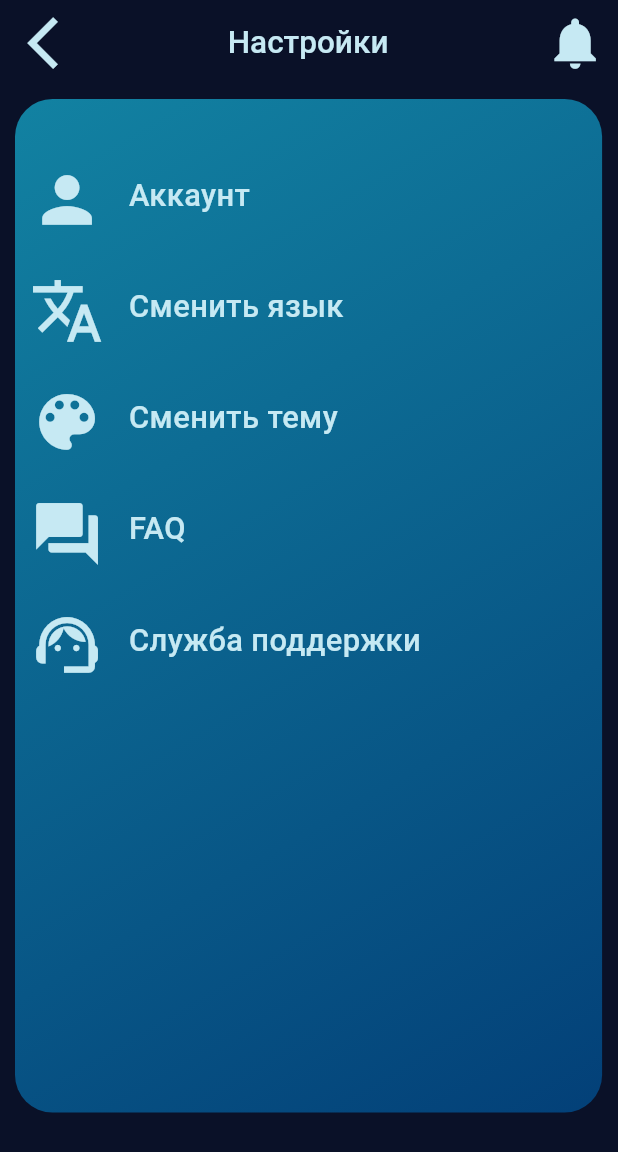
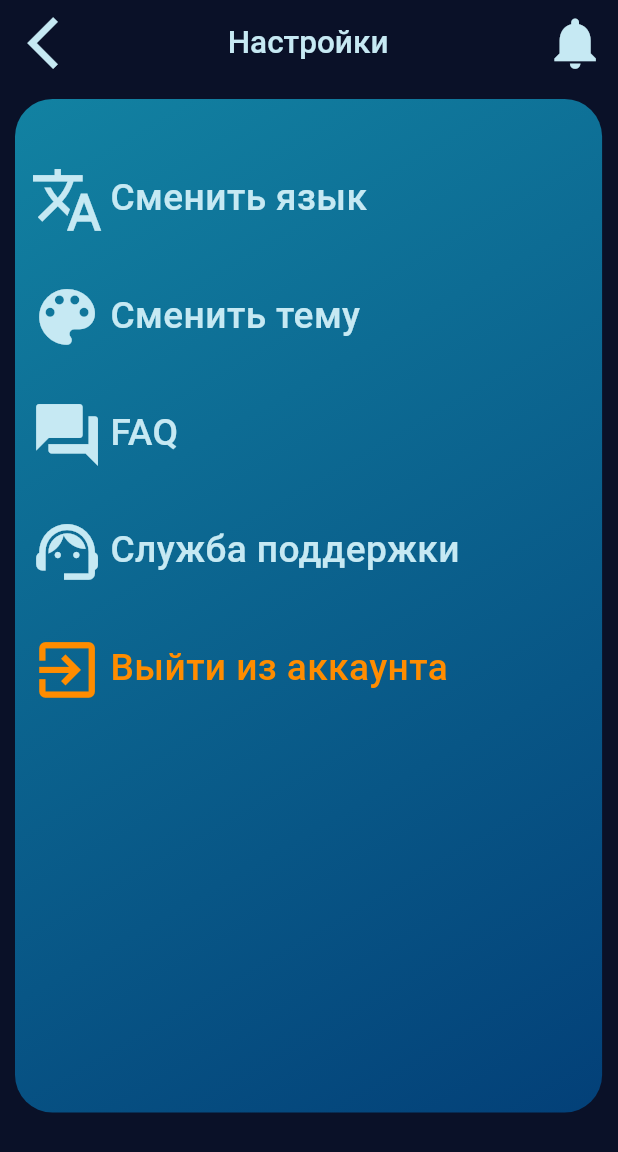
Before and after one commit to sardelkaaa/its_time, a Flutter app: the Settings screen opened by its route, on a phone screen of 412 x 824 dp. Shown: the top 1152 px of the screen. Run offline on Flutter 3.47's test engine with Material 3 defaults, Android fonts, the phone set to English and light mode, and no system bars; our stand-ins replace cloud_firestore, email_validator, firebase_auth, firebase_core, shared_preferences; accounts and stored records are empty.

Commit message:
authorization 91% + edit_task_delete_icon_color

```diff
--- a/lib/pages/editTask.dart
+++ b/lib/pages/editTask.dart
@@ -307,8 +307,7 @@ class EditTaskState extends State<EditTask> {
                       IconButton(
                         icon: const Icon(Icons.delete),
                         iconSize: MediaQuery.of(context).size.width * 0.125,
-                        color: Color(0xFFC04768),
-                        //Color(0xFFC6E9F3),
+                        color: Color(0xFFFF8C00),
                         onPressed: () {
                           TaskServices().deleteTask(taskId!).then((_) {
                             Navigator.popAndPushNamed(context, '/home');
--- a/lib/pages/settings.dart
+++ b/lib/pages/settings.dart
@@ -71,20 +71,20 @@ class BucketListSettings extends State<Settings> {
                     alignment: Alignment.topLeft,
                     child: InkWell(
                       onTap: () {
-                        Navigator.pushNamed(context, '/registration');
+
                       },
                       child: Container(
-                        width: MediaQuery.of(context).size.width * 0.6,
-                        height: MediaQuery.of(context).size.height * 0.05,
+                        width: MediaQuery.of(context).size.width * 0.56,
+                        height: MediaQuery.of(context).size.height * 0.055,
                         child: Row(
                           children: [
-                            Icon(Icons.person, size: MediaQuery.of(context).size.height * 0.06, color: Color(0xFFC6E9F3)),
-                            SizedBox(width: MediaQuery.of(context).size.width * 0.04),
+                            Icon(Icons.translate, size: MediaQuery.of(context).size.height * 0.06, color: Color(0xFFC6E9F3)),
+                            SizedBox(width: MediaQuery.of(context).size.width * 0.01),
                             Text(
-                              'Аккаунт',
+                              'Сменить язык',
                               style: TextStyle(
                                 color: Color(0xFFC6E9F3),
-                                fontSize: MediaQuery.of(context).size.height * 0.025,
+                                fontSize: MediaQuery.of(context).size.height * 0.03,
                                 fontWeight: FontWeight.w500,
                               ),
                             ),
@@ -104,45 +104,16 @@ class BucketListSettings extends State<Settings> {
                       },
                       child: Container(
                         width: MediaQuery.of(context).size.width * 0.55,
-                        height: MediaQuery.of(context).size.height * 0.05,
-                        child: Row(
-                          children: [
-                            Icon(Icons.translate, size: MediaQuery.of(context).size.height * 0.06, color: Color(0xFFC6E9F3)),
-                            SizedBox(width: MediaQuery.of(context).size.width * 0.04),
-                            Text(
-                              'Сменить язык',
-                              style: TextStyle(
-                                color: Color(0xFFC6E9F3),
-                                fontSize: MediaQuery.of(context).size.height * 0.025,
-                                fontWeight: FontWeight.w500,
-                              ),
-                            ),
-                          ],
-                        ),
-                      ),
-                    ),
-                  ),
-
-                  SizedBox(height: MediaQuery.of(context).size.height * 0.04),
-
-                  Align(
-                    alignment: Alignment.topLeft,
-                    child: InkWell(
-                      onTap: () {
-
-                      },
-                      child: Container(
-                        width: MediaQuery.of(context).size.width * 0.55,
-                        height: MediaQuery.of(context).size.height * 0.05,
+                        height: MediaQuery.of(context).size.height * 0.055,
                         child: Row(
                           children: [
                             Icon(Icons.color_lens, size: MediaQuery.of(context).size.height * 0.06, color: Color(0xFFC6E9F3)),
-                            SizedBox(width: MediaQuery.of(context).size.width * 0.04),
+                            SizedBox(width: MediaQuery.of(context).size.width * 0.01),
                             Text(
                               'Сменить тему',
                               style: TextStyle(
                                 color: Color(0xFFC6E9F3),
-                                fontSize: MediaQuery.of(context).size.height * 0.025,
+                                fontSize: MediaQuery.of(context).size.height * 0.03,
                                 fontWeight: FontWeight.w500,
                               ),
                             ),
@@ -162,16 +133,16 @@ class BucketListSettings extends State<Settings> {
                       },
                       child: Container(
                         width: MediaQuery.of(context).size.width * 0.3,
-                        height: MediaQuery.of(context).size.height * 0.05,
+                        height: MediaQuery.of(context).size.height * 0.055,
                         child: Row(
                           children: [
                             Icon(Icons.question_answer, size: MediaQuery.of(context).size.height * 0.06, color: Color(0xFFC6E9F3)),
-                            SizedBox(width: MediaQuery.of(context).size.width * 0.04),
+                            SizedBox(width: MediaQuery.of(context).size.width * 0.01),
                             Text(
                               'FAQ',
                               style: TextStyle(
                                 color: Color(0xFFC6E9F3),
-                                fontSize: MediaQuery.of(context).size.height * 0.025,
+                                fontSize: MediaQuery.of(context).size.height * 0.03,
                                 fontWeight: FontWeight.w500,
                               ),
                             ),
@@ -190,17 +161,17 @@ class BucketListSettings extends State<Settings> {
 
                       },
                       child: Container(
-                        width: MediaQuery.of(context).size.width * 0.65,
-                        height: MediaQuery.of(context).size.height * 0.05,
+                        width: MediaQuery.of(context).size.width * 0.72,
+                        height: MediaQuery.of(context).size.height * 0.055,
                         child: Row(
                           children: [
                             Icon(Icons.support_agent, size: MediaQuery.of(context).size.height * 0.06, color: Color(0xFFC6E9F3)),
-                            SizedBox(width: MediaQuery.of(context).size.width * 0.04),
+                            SizedBox(width: MediaQuery.of(context).size.width * 0.01),
                             Text(
                               'Служба поддержки',
                               style: TextStyle(
                                 color: Color(0xFFC6E9F3),
-                                fontSize: MediaQuery.of(context).size.height * 0.025,
+                                fontSize: MediaQuery.of(context).size.height * 0.03,
                                 fontWeight: FontWeight.w500,
                               ),
                             ),
@@ -208,7 +179,36 @@ class BucketListSettings extends State<Settings> {
                         ),
                       ),
                     ),
-                  )
+                  ),
+
+                  SizedBox(height: MediaQuery.of(context).size.height * 0.04),
+
+                  Align(
+                    alignment: Alignment.topLeft,
+                    child: InkWell(
+                      onTap: () {
+
+                      },
+                      child: Container(
+                        width: MediaQuery.of(context).size.width * 0.7,
+                        height: MediaQuery.of(context).size.height * 0.055,
+                        child: Row(
+                          children: [
+                            Icon(Icons.exit_to_app, size: MediaQuery.of(context).size.height * 0.06, color: Color(0xFFFF8C00)),
+                            SizedBox(width: MediaQuery.of(context).size.width * 0.01),
+                            Text(
+                              'Выйти из аккаунта',
+                              style: TextStyle(
+                                color: Color(0xFFFF8C00),
+                                fontSize: MediaQuery.of(context).size.height * 0.03,
+                                fontWeight: FontWeight.w500,
+                              ),
+                            ),
+                          ],
+                        ),
+                      ),
+                    ),
+                  ),
                 ],
               ),
             ),
```
